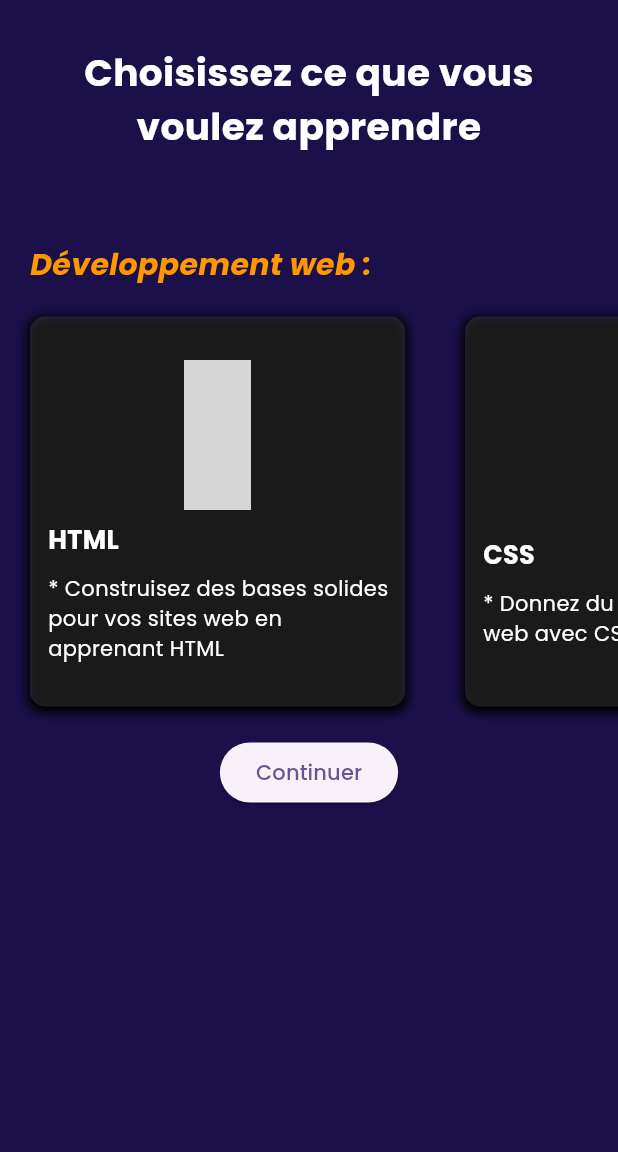
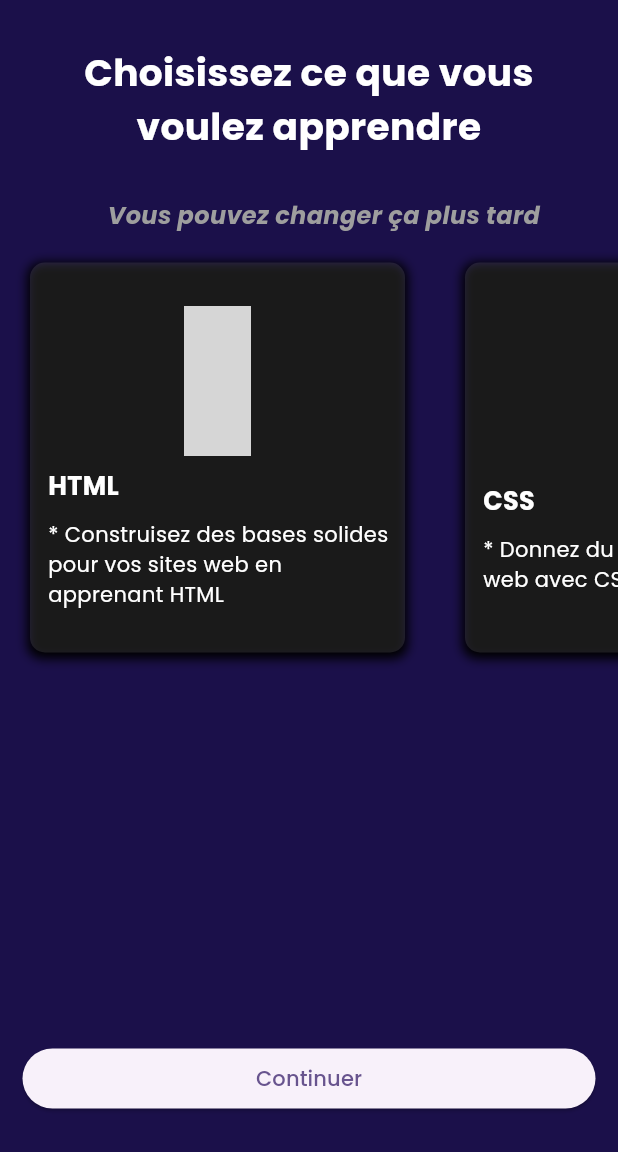
Before and after one commit to Godisouleymane/Nerd-app, a Flutter app: the IntroductionPage screen opened directly, on a phone screen of 412 x 824 dp, the part 84-1236 px from its top. Run offline on Flutter 3.47's test engine with Material 3 defaults, Android fonts, the phone set to English and light mode, and no system bars; our stand-ins replace firebase_auth, firebase_core, flutter_svg, google_fonts, google_sign_in, smooth_page_indicator; missing offline and left inert: dev_icons; accounts and stored records are empty; grey boxes are pictures that could not be loaded.

Commit message:
positionner le button continuer tout en bas en Stack

```diff
--- a/lib/choixParcours/introduction.dart
+++ b/lib/choixParcours/introduction.dart
@@ -24,7 +24,9 @@ class _IntroductionPageState extends State<IntroductionPage> {
           backgroundColor: const Color.fromARGB(255, 53, 32, 149),
         ),
         backgroundColor: const Color.fromARGB(255, 27, 16, 74),
-        body: ListView(
+        body: Stack(
+          children: [
+            ListView(
               children: [
                 const Padding(
                   padding: EdgeInsets.all(30.0),
@@ -37,21 +39,18 @@ class _IntroductionPageState extends State<IntroductionPage> {
                     textAlign: TextAlign.center,
                   ),
                 ),
-            const SizedBox(
-              height: 30.0,
-            ),
                 const Align(
-              alignment: Alignment.topLeft,
+                  alignment: Alignment.topCenter,
                   child: Padding(
                     padding: EdgeInsets.only(left: 20.0),
                     child: Text(
-                  "Développement web :",
+                      "Vous pouvez changer ça plus tard",
                       style: TextStyle(
-                      color: Colors.orange,
+                          color: Colors.grey,
                           fontWeight: FontWeight.bold,
                           fontStyle: FontStyle.italic,
-                      fontSize: 20),
-                  textAlign: TextAlign.left,
+                          fontSize: 16),
+                      textAlign: TextAlign.center,
                     ),
                   ),
                 ),
@@ -63,7 +62,7 @@ class _IntroductionPageState extends State<IntroductionPage> {
                       CustomGestureDetector(
                         containerId: 'html',
                         defaultBorderColor: Colors.transparent,
-                    selectedBorderColor: Colors.green,
+                        selectedBorderColor: Colors.orange,
                         onTapCallback: updateSelectedContainer,
                         containerIcon: Icon(
                           DevIcons.html5PlainWordmark,
@@ -72,13 +71,13 @@ class _IntroductionPageState extends State<IntroductionPage> {
                         ),
                         isSelected: selectedContainerId == 'html',
                         autreInformation: 'HTML',
-                    autreVariable: '* Construisez des bases solides pour vos sites web en apprenant HTML',
-
+                        autreVariable:
+                            '* Construisez des bases solides pour vos sites web en apprenant HTML',
                       ),
                       CustomGestureDetector(
                         containerId: 'css',
                         defaultBorderColor: Colors.transparent,
-                    selectedBorderColor: Colors.green,
+                        selectedBorderColor: Colors.blue,
                         onTapCallback: updateSelectedContainer,
                         containerIcon: const Icon(
                           DevIcons.css3PlainWordmark,
@@ -87,12 +86,13 @@ class _IntroductionPageState extends State<IntroductionPage> {
                         ),
                         isSelected: selectedContainerId == 'css',
                         autreInformation: 'CSS',
-                    autreVariable: '* Donnez du style à vos sites web avec CSS',
+                        autreVariable:
+                            '* Donnez du style à vos sites web avec CSS',
                       ),
                       CustomGestureDetector(
                         containerId: 'javaScript',
                         defaultBorderColor: Colors.transparent,
-                    selectedBorderColor: Colors.green,
+                        selectedBorderColor: Colors.amber,
                         onTapCallback: updateSelectedContainer,
                         containerIcon: const Icon(
                           DevIcons.javascriptPlain,
@@ -101,16 +101,23 @@ class _IntroductionPageState extends State<IntroductionPage> {
                         ),
                         isSelected: selectedContainerId == 'javaScript',
                         autreInformation: 'JavaScript',
-                    autreVariable: "* Explorez l'interactivité avec JavaScript. Manipulez le contenu dynamique, gérez les événements ",
+                        autreVariable:
+                            "* Explorez l'interactivité avec JavaScript. Manipulez le contenu dynamique, gérez les événements ",
                       ),
                     ],
                   ),
                 ),
-            Align(
-              alignment: Alignment.bottomCenter,
-              child:
-                  ElevatedButton(onPressed: () {}, child: Text("Continuer")),
-            )
+              ],
+            ),
+            Positioned(
+                left: 0.0,
+                right: 0.0,
+                bottom: 10.0,
+                child: Padding(
+                  padding: const EdgeInsets.all(15.0),
+                  child: ElevatedButton(
+                      onPressed: () {}, child: Text("Continuer")),
+                ))
           ],
         ));
   }
```
Lines whose indentation alone changed are shown as unchanged.
